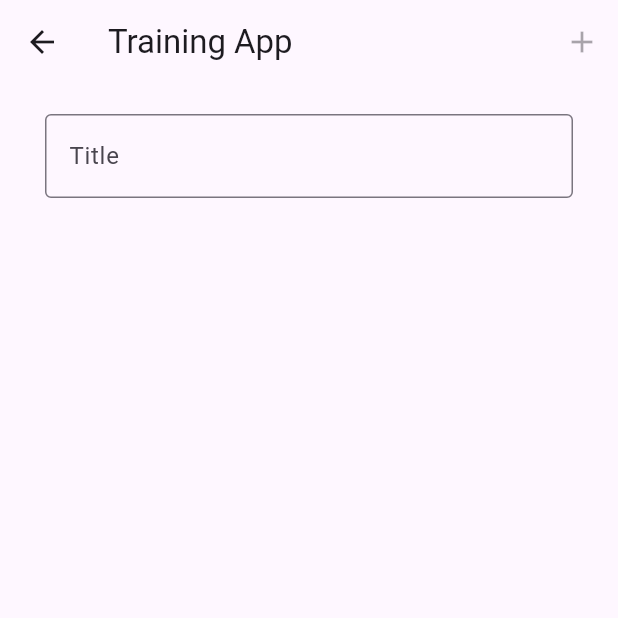
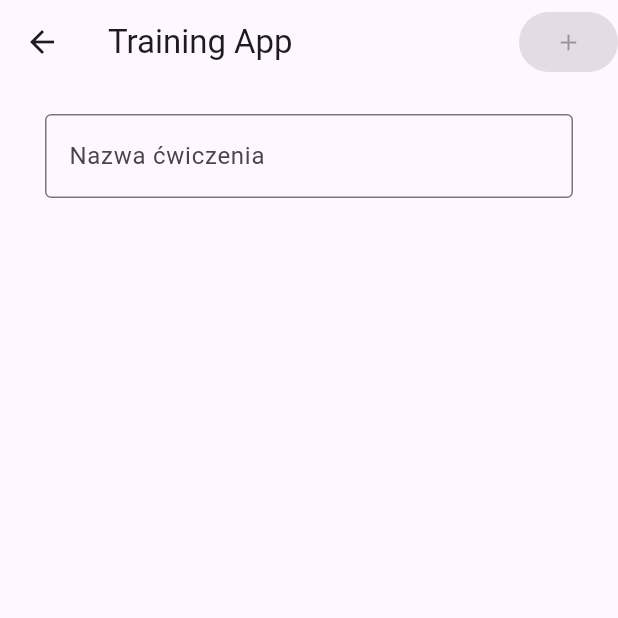
Before and after one commit to KarolPonikowski/training, a Flutter app: the AddExercisePage screen opened directly, on a phone screen of 412 x 824 dp, the top half of it. Run offline on Flutter 3.47's test engine with Material 3 defaults, Android fonts, the phone set to English and light mode, and no system bars; our stand-ins replace bloc, cloud_firestore, firebase_auth, firebase_core, flutter_bloc; missing offline and left inert: dart:ffi, firebase_ui_auth; accounts and stored records are empty.

Commit message:
Add new add_exercise_widget

```diff
--- /dev/null
+++ b/lib/features/Widgets/add_exercise_widget.dart
@@ -0,0 +1,22 @@
+import 'package:flutter/material.dart';
+
+class AddExerciseWidget extends StatelessWidget {
+  const AddExerciseWidget({
+    super.key,
+    required this.onTitleChanged,
+  });
+
+  final Function(String p1) onTitleChanged;
+
+  @override
+  Widget build(BuildContext context) {
+    return TextField(
+      onChanged: onTitleChanged,
+      decoration: const InputDecoration(
+        border: OutlineInputBorder(),
+        hintText: 'Nazwa ćwiecznia',
+        label: Text('Nazwa ćwiczenia'),
+      ),
+    );
+  }
+}
--- a/lib/features/pages/add_exercise/add_exercise_page.dart
+++ b/lib/features/pages/add_exercise/add_exercise_page.dart
@@ -2,6 +2,7 @@ import 'package:flutter/material.dart';
 import 'package:flutter_bloc/flutter_bloc.dart';
 
 import '../../../repository/exercise_repository.dart';
+import '../../Widgets/add_exercise_widget.dart';
 import 'cubit/add_exercise_page_cubit.dart';
 
 class AddExercisePage extends StatefulWidget {
@@ -46,13 +47,13 @@ class _AddExercisePageState extends State<AddExercisePage> {
                 appBar: AppBar(
                   title: const Text('Training App'),
                   actions: [
-                    IconButton(
+                    ElevatedButton(
                       onPressed: _title == null
                           ? null
                           : () {
                               context.read<AddExerciseCubit>().add(_title!);
                             },
-                      icon: const Icon(Icons.add),
+                      child: const Icon(Icons.add),
                     ),
                   ],
                 ),
@@ -84,14 +85,7 @@ class _AddPlanNameBody extends StatelessWidget {
         vertical: 20,
       ),
       children: [
-        TextField(
-          onChanged: onTitleChanged,
-          decoration: const InputDecoration(
-            border: OutlineInputBorder(),
-            hintText: 'Nazwa nowego treningu',
-            label: Text('Title'),
-          ),
-        ),
+        AddExerciseWidget(onTitleChanged: onTitleChanged),
       ],
     );
   }
--- a/lib/features/pages/add_plan_name/add_plan_name_page.dart
+++ b/lib/features/pages/add_plan_name/add_plan_name_page.dart
@@ -89,8 +89,8 @@ class _AddPlanNameBody extends StatelessWidget {
           onChanged: onTitleChanged,
           decoration: const InputDecoration(
             border: OutlineInputBorder(),
-            hintText: 'Nazwa nowego treningu',
-            label: Text('Title'),
+            hintText: 'Nazwa nowego planu treningowego',
+            label: Text('Nazwa planu'),
           ),
         ),
       ],
```
